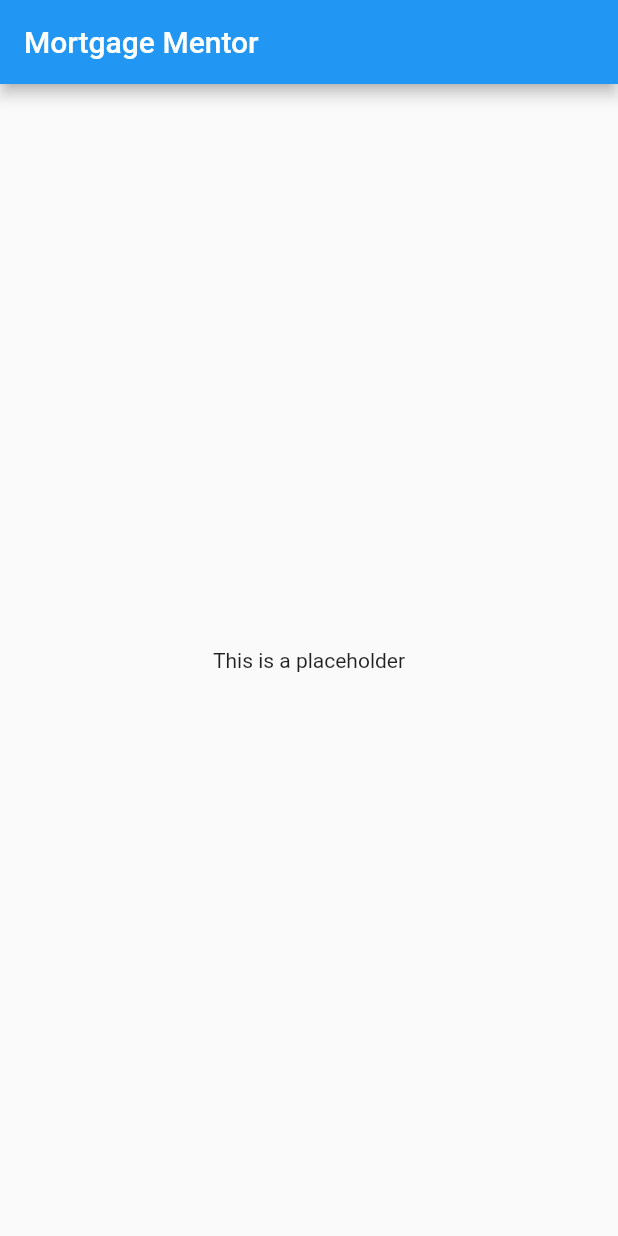
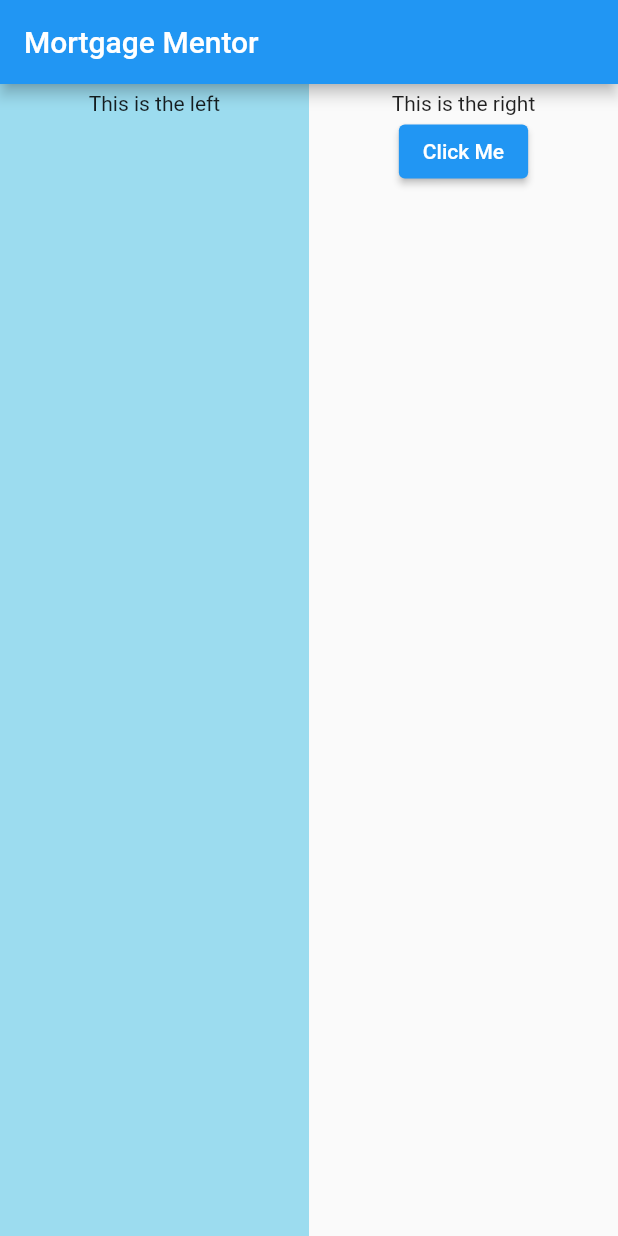
Before and after one commit to recll/hackthehub_autumn23, a Flutter app: the screen it shows after launch, on a phone screen of 412 x 824 dp. Run offline on Flutter 3.47's test engine with Material 2 defaults, Android fonts, the phone set to English and light mode, and no system bars.

Commit message:
Added some widgets to the home

```diff
--- a/hth_aut_23/lib/pages/home.dart
+++ b/hth_aut_23/lib/pages/home.dart
@@ -8,13 +8,39 @@ class Home extends StatefulWidget {
 }
 
 class _HomeState extends State<Home> {
+  double containerPadding = 5;
+
   @override
   Widget build(BuildContext context) {
     return Scaffold(
-      appBar: AppBar(title: const Text("Mortgage Mentor")),
-      body: const Center(
-        child: Text("This is a placeholder"),
-      ),
-    );
+        appBar: AppBar(title: const Text("Mortgage Mentor")),
+        body: Row(
+          children: [
+            Container(
+              padding: EdgeInsets.all(containerPadding),
+              width: MediaQuery.of(context).size.width / 2,
+              color: const Color.fromARGB(255, 156, 220, 239),
+              child: Column(
+                children: [
+                  Text("This is the left")
+                ],
+              ),
+            ),
+            Container(
+              padding: EdgeInsets.all(containerPadding),
+              width: MediaQuery.of(context).size.width / 2,
+              child: Column(
+                children: [
+                  Text("This is the right"),
+                  ElevatedButton(
+                      onPressed: () {
+                        print("Pressed");
+                      },
+                      child: const Text("Click Me"))
+                ],
+              )
+            )
+          ],
+        ));
   }
 }
```
